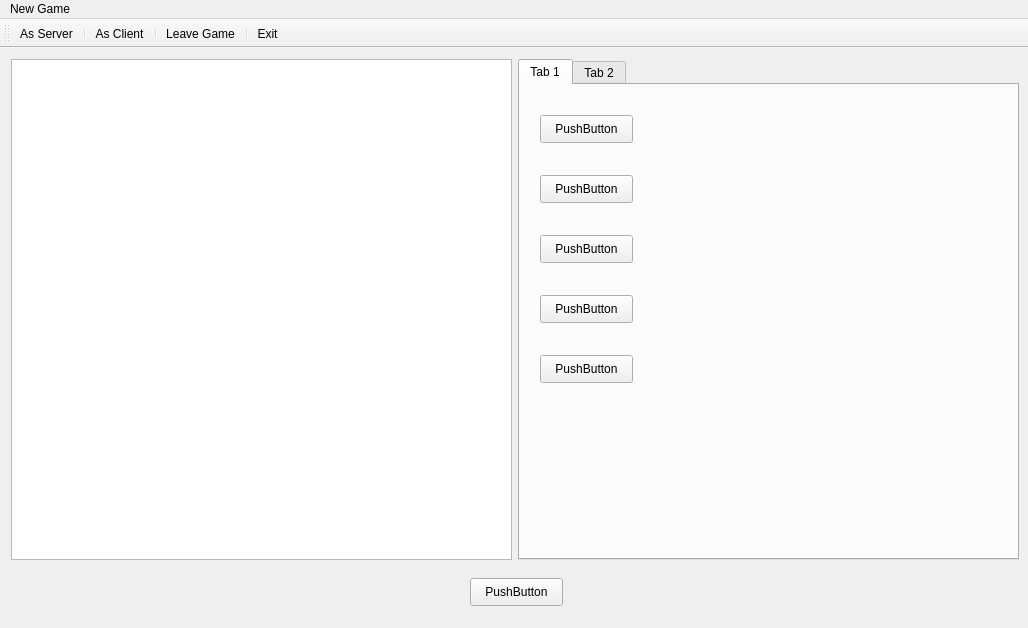
Old version of the form BattleShip/mainwindow.ui in the repository prokop8/cpp_BattleShip.
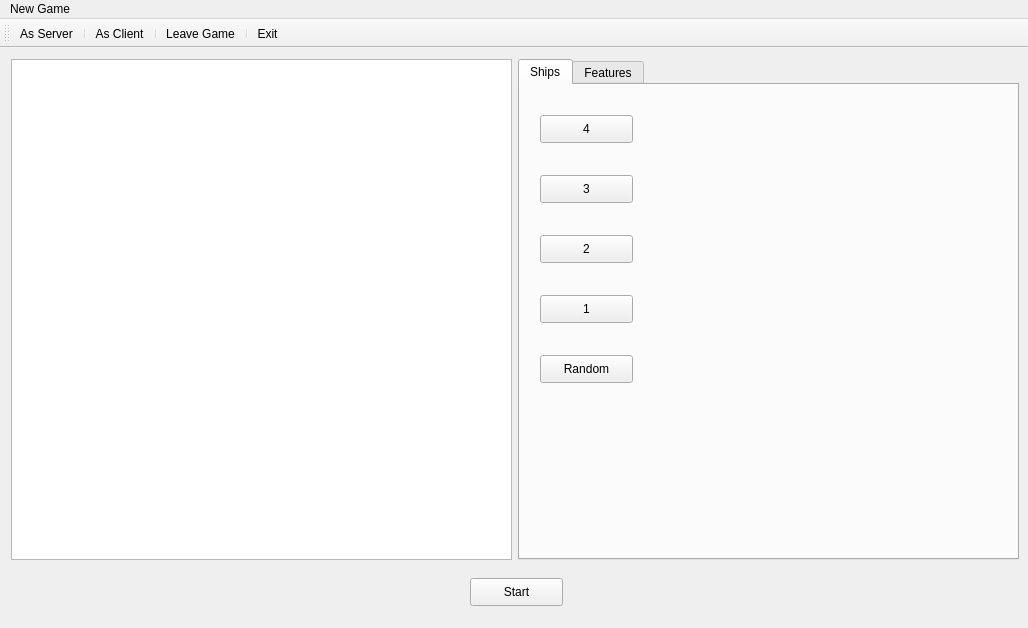
New version of the form.

```diff
--- a/BattleShip/mainwindow.ui
+++ b/BattleShip/mainwindow.ui
@@ -56,7 +56,7 @@
     </property>
     <widget class="QWidget" name="tab">
      <attribute name="title">
-      <string>Tab 1</string>
+      <string>Ships</string>
      </attribute>
      <widget class="QPushButton" name="pushButton">
       <property name="geometry">
@@ -68,7 +68,7 @@
        </rect>
       </property>
       <property name="text">
-       <string>PushButton</string>
+       <string>4</string>
       </property>
      </widget>
      <widget class="QPushButton" name="pushButton_2">
@@ -81,7 +81,7 @@
        </rect>
       </property>
       <property name="text">
-       <string>PushButton</string>
+       <string>3</string>
       </property>
      </widget>
      <widget class="QPushButton" name="pushButton_3">
@@ -94,7 +94,7 @@
        </rect>
       </property>
       <property name="text">
-       <string>PushButton</string>
+       <string>2</string>
       </property>
      </widget>
      <widget class="QPushButton" name="pushButton_4">
@@ -107,7 +107,7 @@
        </rect>
       </property>
       <property name="text">
-       <string>PushButton</string>
+       <string>1</string>
       </property>
      </widget>
      <widget class="QPushButton" name="pushButton_9">
@@ -120,13 +120,13 @@
        </rect>
       </property>
       <property name="text">
-       <string>PushButton</string>
+       <string>Random</string>
       </property>
      </widget>
     </widget>
     <widget class="QWidget" name="tab_2">
      <attribute name="title">
-      <string>Tab 2</string>
+      <string>Features</string>
      </attribute>
      <widget class="QPushButton" name="pushButton_6">
       <property name="geometry">
@@ -185,7 +185,7 @@
      </sizepolicy>
     </property>
     <property name="text">
-     <string>PushButton</string>
+     <string>Start</string>
     </property>
    </widget>
   </widget>
```
Left out of the diff: 8 changed lines with no effect on the pictures.
